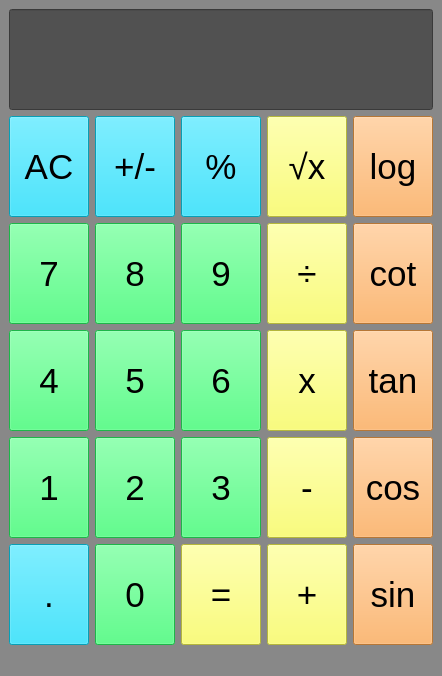
TaRa1999R/assignment18, file calculator/calculator.ui: the form before one commit.
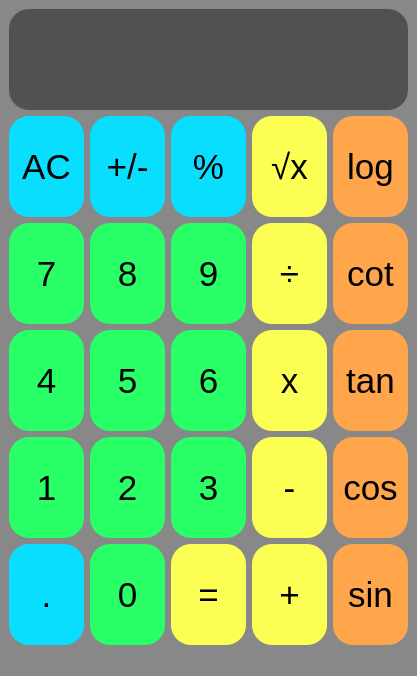
The form after the commit.

Diff of the .ui file:
```diff
--- a/calculator/calculator.ui
+++ b/calculator/calculator.ui
@@ -33,7 +33,11 @@
       </property>
       <property name="styleSheet">
        <string notr="true">background-color: rgb(81, 81, 81);
-color: rgb(255, 255, 255);</string>
+color: rgb(255, 255, 255);
+border-top-right-radius:20px;
+border-top-left-radius:20px;
+border-bottom-right-radius:20px;
+border-bottom-left-radius:20px;</string>
       </property>
      </widget>
     </item>
@@ -53,7 +57,11 @@
        </font>
       </property>
       <property name="styleSheet">
-       <string notr="true">background-color: rgb(10, 222, 255);</string>
+       <string notr="true">background-color: rgb(10, 222, 255);
+border-top-right-radius:20px;
+border-top-left-radius:20px;
+border-bottom-right-radius:20px;
+border-bottom-left-radius:20px;</string>
       </property>
       <property name="text">
        <string>AC</string>
@@ -75,7 +83,11 @@
        </font>
       </property>
       <property name="styleSheet">
-       <string notr="true">background-color: rgb(10, 222, 255);</string>
+       <string notr="true">background-color: rgb(10, 222, 255);
+border-top-right-radius:20px;
+border-top-left-radius:20px;
+border-bottom-right-radius:20px;
+border-bottom-left-radius:20px;</string>
       </property>
       <property name="text">
        <string>+/-</string>
@@ -97,7 +109,11 @@
        </font>
       </property>
       <property name="styleSheet">
-       <string notr="true">background-color: rgb(10, 222, 255);</string>
+       <string notr="true">background-color: rgb(10, 222, 255);
+border-top-right-radius:20px;
+border-top-left-radius:20px;
+border-bottom-right-radius:20px;
+border-bottom-left-radius:20px;</string>
       </property>
       <property name="text">
        <string>%</string>
@@ -119,7 +135,10 @@
       </property>
       <property name="styleSheet">
        <string notr="true">background-color: rgb(252, 255, 83);
-</string>
+border-top-right-radius:20px;
+border-top-left-radius:20px;
+border-bottom-right-radius:20px;
+border-bottom-left-radius:20px;</string>
       </property>
       <property name="text">
        <string>√x</string>
@@ -140,7 +159,11 @@
        </font>
       </property>
       <property name="styleSheet">
-       <string notr="true">background-color: rgb(255, 166, 76);</string>
+       <string notr="true">background-color: rgb(255, 166, 76);
+border-top-right-radius:20px;
+border-top-left-radius:20px;
+border-bottom-right-radius:20px;
+border-bottom-left-radius:20px;</string>
       </property>
       <property name="text">
        <string>log</string>
@@ -161,7 +184,11 @@
        </font>
       </property>
       <property name="styleSheet">
-       <string notr="true">background-color: rgb(41, 255, 102);</string>
+       <string notr="true">background-color: rgb(41, 255, 102);
+border-top-right-radius:20px;
+border-top-left-radius:20px;
+border-bottom-right-radius:20px;
+border-bottom-left-radius:20px;</string>
       </property>
       <property name="text">
        <string>7</string>
@@ -182,7 +209,11 @@
        </font>
       </property>
       <property name="styleSheet">
-       <string notr="true">background-color: rgb(41, 255, 102);</string>
+       <string notr="true">background-color: rgb(41, 255, 102);
+border-top-right-radius:20px;
+border-top-left-radius:20px;
+border-bottom-right-radius:20px;
+border-bottom-left-radius:20px;</string>
       </property>
       <property name="text">
        <string>8</string>
@@ -203,7 +234,11 @@
        </font>
       </property>
       <property name="styleSheet">
-       <string notr="true">background-color: rgb(41, 255, 102);</string>
+       <string notr="true">background-color: rgb(41, 255, 102);
+border-top-right-radius:20px;
+border-top-left-radius:20px;
+border-bottom-right-radius:20px;
+border-bottom-left-radius:20px;</string>
       </property>
       <property name="text">
        <string>9</string>
@@ -224,7 +259,11 @@
        </font>
       </property>
       <property name="styleSheet">
-       <string notr="true">background-color: rgb(252, 255, 83);</string>
+       <string notr="true">background-color: rgb(252, 255, 83);
+border-top-right-radius:20px;
+border-top-left-radius:20px;
+border-bottom-right-radius:20px;
+border-bottom-left-radius:20px;</string>
       </property>
       <property name="text">
        <string>÷</string>
@@ -245,7 +284,11 @@
        </font>
       </property>
       <property name="styleSheet">
-       <string notr="true">background-color: rgb(255, 166, 76);</string>
+       <string notr="true">background-color: rgb(255, 166, 76);
+border-top-right-radius:20px;
+border-top-left-radius:20px;
+border-bottom-right-radius:20px;
+border-bottom-left-radius:20px;</string>
       </property>
       <property name="text">
        <string>cot</string>
@@ -266,7 +309,11 @@
        </font>
       </property>
       <property name="styleSheet">
-       <string notr="true">background-color: rgb(41, 255, 102);</string>
+       <string notr="true">background-color: rgb(41, 255, 102);
+border-top-right-radius:20px;
+border-top-left-radius:20px;
+border-bottom-right-radius:20px;
+border-bottom-left-radius:20px;</string>
       </property>
       <property name="text">
        <string>4</string>
@@ -287,7 +334,11 @@
        </font>
       </property>
       <property name="styleSheet">
-       <string notr="true">background-color: rgb(41, 255, 102);</string>
+       <string notr="true">background-color: rgb(41, 255, 102);
+border-top-right-radius:20px;
+border-top-left-radius:20px;
+border-bottom-right-radius:20px;
+border-bottom-left-radius:20px;</string>
       </property>
       <property name="text">
        <string>5</string>
@@ -308,7 +359,11 @@
        </font>
       </property>
       <property name="styleSheet">
-       <string notr="true">background-color: rgb(41, 255, 102);</string>
+       <string notr="true">background-color: rgb(41, 255, 102);
+border-top-right-radius:20px;
+border-top-left-radius:20px;
+border-bottom-right-radius:20px;
+border-bottom-left-radius:20px;</string>
       </property>
       <property name="text">
        <string>6</string>
@@ -329,7 +384,11 @@
        </font>
       </property>
       <property name="styleSheet">
-       <string notr="true">background-color: rgb(252, 255, 83);</string>
+       <string notr="true">background-color: rgb(252, 255, 83);
+border-top-right-radius:20px;
+border-top-left-radius:20px;
+border-bottom-right-radius:20px;
+border-bottom-left-radius:20px;</string>
       </property>
       <property name="text">
        <string>x</string>
@@ -350,7 +409,11 @@
        </font>
       </property>
       <property name="styleSheet">
-       <string notr="true">background-color: rgb(255, 166, 76);</string>
+       <string notr="true">background-color: rgb(255, 166, 76);
+border-top-right-radius:20px;
+border-top-left-radius:20px;
+border-bottom-right-radius:20px;
+border-bottom-left-radius:20px;</string>
       </property>
       <property name="text">
        <string>tan</string>
@@ -371,7 +434,11 @@
        </font>
       </property>
       <property name="styleSheet">
-       <string notr="true">background-color: rgb(41, 255, 102);</string>
+       <string notr="true">background-color: rgb(41, 255, 102);
+border-top-right-radius:20px;
+border-top-left-radius:20px;
+border-bottom-right-radius:20px;
+border-bottom-left-radius:20px;</string>
       </property>
       <property name="text">
        <string>1</string>
@@ -392,7 +459,11 @@
        </font>
       </property>
       <property name="styleSheet">
-       <string notr="true">background-color: rgb(41, 255, 102);</string>
+       <string notr="true">background-color: rgb(41, 255, 102);
+border-top-right-radius:20px;
+border-top-left-radius:20px;
+border-bottom-right-radius:20px;
+border-bottom-left-radius:20px;</string>
       </property>
       <property name="text">
        <string>2</string>
@@ -413,7 +484,11 @@
        </font>
       </property>
       <property name="styleSheet">
-       <string notr="true">background-color: rgb(41, 255, 102);</string>
+       <string notr="true">background-color: rgb(41, 255, 102);
+border-top-right-radius:20px;
+border-top-left-radius:20px;
+border-bottom-right-radius:20px;
+border-bottom-left-radius:20px;</string>
       </property>
       <property name="text">
        <string>3</string>
@@ -434,7 +509,11 @@
        </font>
       </property>
       <property name="styleSheet">
-       <string notr="true">background-color: rgb(252, 255, 83);</string>
+       <string notr="true">background-color: rgb(252, 255, 83);
+border-top-right-radius:20px;
+border-top-left-radius:20px;
+border-bottom-right-radius:20px;
+border-bottom-left-radius:20px;</string>
       </property>
       <property name="text">
        <string>-</string>
@@ -455,7 +534,11 @@
        </font>
       </property>
       <property name="styleSheet">
-       <string notr="true">background-color: rgb(255, 166, 76);</string>
+       <string notr="true">background-color: rgb(255, 166, 76);
+border-top-right-radius:20px;
+border-top-left-radius:20px;
+border-bottom-right-radius:20px;
+border-bottom-left-radius:20px;</string>
       </property>
       <property name="text">
        <string>cos</string>
@@ -476,7 +559,11 @@
        </font>
       </property>
       <property name="styleSheet">
-       <string notr="true">background-color: rgb(10, 222, 255);</string>
+       <string notr="true">background-color: rgb(10, 222, 255);
+border-top-right-radius:20px;
+border-top-left-radius:20px;
+border-bottom-right-radius:20px;
+border-bottom-left-radius:20px;</string>
       </property>
       <property name="text">
        <string>.</string>
@@ -497,7 +584,11 @@
        </font>
       </property>
       <property name="styleSheet">
-       <string notr="true">background-color: rgb(41, 255, 102);</string>
+       <string notr="true">background-color: rgb(41, 255, 102);
+border-top-right-radius:20px;
+border-top-left-radius:20px;
+border-bottom-right-radius:20px;
+border-bottom-left-radius:20px;</string>
       </property>
       <property name="text">
        <string>0</string>
@@ -518,7 +609,11 @@
        </font>
       </property>
       <property name="styleSheet">
-       <string notr="true">background-color: rgb(252, 255, 83);</string>
+       <string notr="true">background-color: rgb(252, 255, 83);
+border-top-right-radius:20px;
+border-top-left-radius:20px;
+border-bottom-right-radius:20px;
+border-bottom-left-radius:20px;</string>
       </property>
       <property name="text">
        <string>=</string>
@@ -539,7 +634,11 @@
        </font>
       </property>
       <property name="styleSheet">
-       <string notr="true">background-color: rgb(252, 255, 83);</string>
+       <string notr="true">background-color: rgb(252, 255, 83);
+border-top-right-radius:20px;
+border-top-left-radius:20px;
+border-bottom-right-radius:20px;
+border-bottom-left-radius:20px;</string>
       </property>
       <property name="text">
        <string>+</string>
@@ -560,7 +659,11 @@
        </font>
       </property>
       <property name="styleSheet">
-       <string notr="true">background-color: rgb(255, 166, 76);</string>
+       <string notr="true">background-color: rgb(255, 166, 76);
+border-top-right-radius:20px;
+border-top-left-radius:20px;
+border-bottom-right-radius:20px;
+border-bottom-left-radius:20px;</string>
       </property>
       <property name="text">
        <string>sin</string>
```
